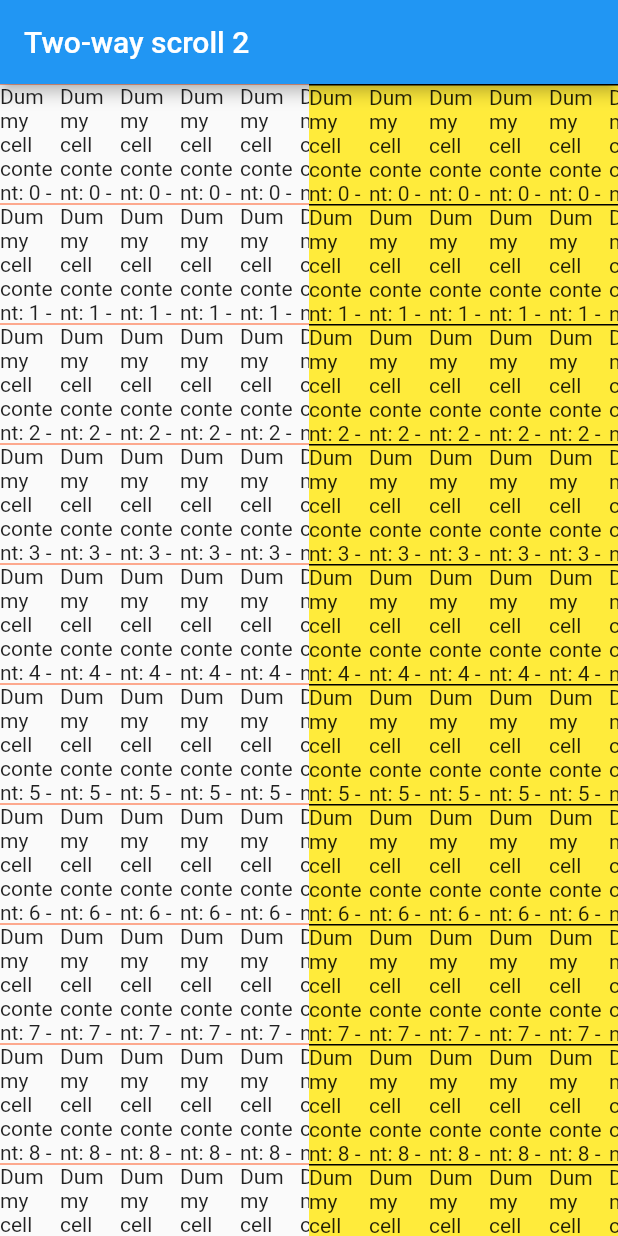
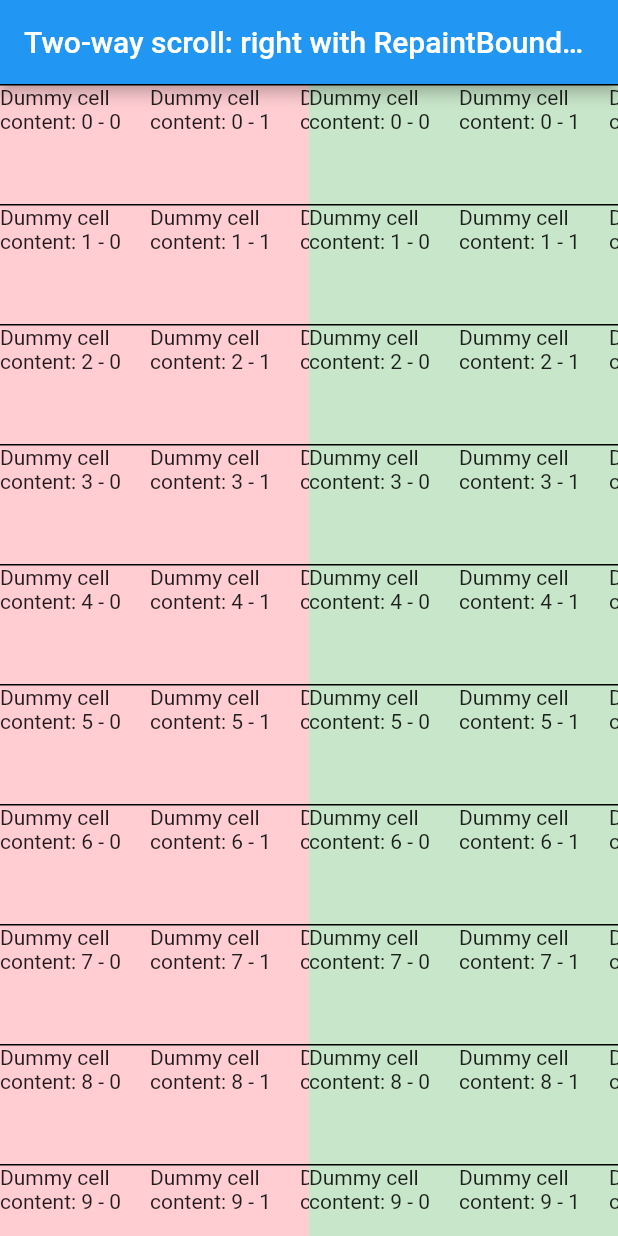
Before and after one commit to apps-transround/scroll_test, a Flutter app: the screen it shows after launch, on a phone screen of 412 x 824 dp. Run offline on Flutter 3.47's test engine with Material 2 defaults, Android fonts, the phone set to English and light mode, and no system bars.

Commit message:
RepaintBoundary added

```diff
--- a/lib/cell_widget.dart
+++ b/lib/cell_widget.dart
@@ -11,17 +11,10 @@ class CellWidget extends StatelessWidget {
   Widget build(BuildContext context) {
     return Container(
         decoration: BoxDecoration(
-// by removing this border, FPS goes up to normal
           color: fancy ? Colors.yellow : Colors.grey,
-          border: fancy
-              // ? Border.all(
-              //     color: Colors.amber.shade300,
-              //   )
-              ? Border(
-                  top: BorderSide(),
-                )
-              : null,
-//
+          border: Border(
+            top: BorderSide(),
+          ),
         ),
         child: Text(
           'Dummy cell content: $row - $column',
--- a/lib/cell_widget_paint.dart
+++ b/lib/cell_widget_paint.dart
@@ -5,19 +5,18 @@ class CellWidgetPaint extends StatelessWidget {
   final int column;
   final bool fancy;
   final ShapesPainter shapesPainter;
-  final double width = 40;
+  final double width = 100;
   final double height = 80;
 
   const CellWidgetPaint({Key key, this.row, this.column, this.fancy, this.shapesPainter}) : super(key: key);
 
   @override
   Widget build(BuildContext context) {
-    if (fancy)
     return Container(
         width: width,
         height: height,
         decoration: BoxDecoration(
-              color: fancy ? Colors.yellow : Colors.grey,
+            color: fancy ? Colors.green.shade100 : Colors.red.shade100,
             border: Border(
               top: BorderSide(),
             )),
@@ -25,26 +24,29 @@ class CellWidgetPaint extends StatelessWidget {
           'Dummy cell content: $row - $column',
           // style: Theme.of(context).textTheme.bodyText2,
         ));
-    return Container(
-      width: width,
-      height: height,
-      child: CustomPaint(
-        isComplex: true,
-        child: Text(
-          'Dummy cell content: $row - $column',
-          // style: Theme.of(context).textTheme.bodyText2,
-        ),
-        painter: ShapesPainter(),
-        // painter: shapesPainter,
-      ),
-    );
+    // return Container(
+    //   width: width,
+    //   height: height,
+    //   child: CustomPaint(
+    //     isComplex: true,
+    //     child: Text(
+    //       'Dummy cell content: $row - $column',
+    //       // style: Theme.of(context).textTheme.bodyText2,
+    //     ),
+    //     // painter: ShapesPainter(),
+    //     painter: shapesPainter,
+    //   ),
+    // );
   }
 }
 
 class ShapesPainter extends CustomPainter {
   final painter = Paint();
+  int i = 0;
   @override
   void paint(Canvas canvas, Size size) {
+    if (i++ % 1000 == 0) print('ShapesPainter $i');
+
     painter.color = Colors.deepOrange;
     canvas.drawLine(const Offset(0.0, 0.0), Offset(size.width, 0.0), painter);
   }
--- a/lib/main.dart
+++ b/lib/main.dart
@@ -17,21 +17,21 @@ class ScrollTest extends StatelessWidget {
         // showPerformanceOverlay: true,
         home: Scaffold(
       appBar: AppBar(
-        title: Text('Two-way scroll 2'),
+        title: Text('Two-way scroll: right with RepaintBoundary'),
       ),
       body: Row(
-        // mainAxisSize: MainAxisSize.max,
-        // crossAxisAlignment: CrossAxisAlignment.stretch,
         children: [
           TwoWayScroll(
             rowCount: rowCount,
             columnCount: columnCount,
             fancy: false,
+            key: Key('left'),
           ),
           TwoWayScroll(
             rowCount: rowCount,
             columnCount: columnCount,
             fancy: true,
+            key: Key('right'),
           ),
         ],
       ),
--- a/lib/two_way_scroll_widget.dart
+++ b/lib/two_way_scroll_widget.dart
@@ -1,7 +1,5 @@
 import 'package:flutter/material.dart';
 import 'package:scroll_test/cell_widget_paint.dart';
-
-import 'cell_widget.dart';
 
 class TwoWayScroll extends StatelessWidget {
   final Widget child;
@@ -21,43 +19,23 @@ class TwoWayScroll extends StatelessWidget {
           child: Column(mainAxisSize: MainAxisSize.max, children: <Widget>[
         ...List.generate(
           rowCount,
-          (int i) => Row(children: [
-            ...List.generate(
-              columnCount,
-              (int j) => CellWidgetPaint(
-                // child: CellWidget(
-                // key: Key('i-j'),
-                row: i,
-                column: j,
-                fancy: fancy, shapesPainter: shapesPainter,
-              ),
-            ),
-          ]),
+          (int i) => fancy
+              ? RepaintBoundary(
+                  key: Key('rp-$i'),
+                  child: generateRow(i),
+                )
+              : generateRow(i),
         ),
       ])),
     ));
-    // child: ListView(children: <Widget>[
-    //   ...List.generate(
-    //     rowCount,
-    //     (int i) => SingleChildScrollView(
-    //       scrollDirection: Axis.horizontal,
-    //       child: Row(children: [
-    //         ...List.generate(
-    //           columnCount,
-    //           (int j) => Container(
-    //             width: 100,
-    //             height: 80,
-    //             child: CellWidget(
-    //               row: i,
-    //               column: j,
-    //               fancy: fancy,
-    //             ),
-    //           ),
-    //         ),
-    //       ]),
-    //     ),
-    //   ),
-    // ]),
-    // );
+  }
+
+  Widget generateRow(int rowNumber) {
+    return Row(children: [
+      ...List.generate(
+        columnCount,
+        (int j) => CellWidgetPaint(row: rowNumber, column: j, fancy: fancy),
+      ),
+    ]);
   }
 }
```
Lines whose indentation alone changed are shown as unchanged.
